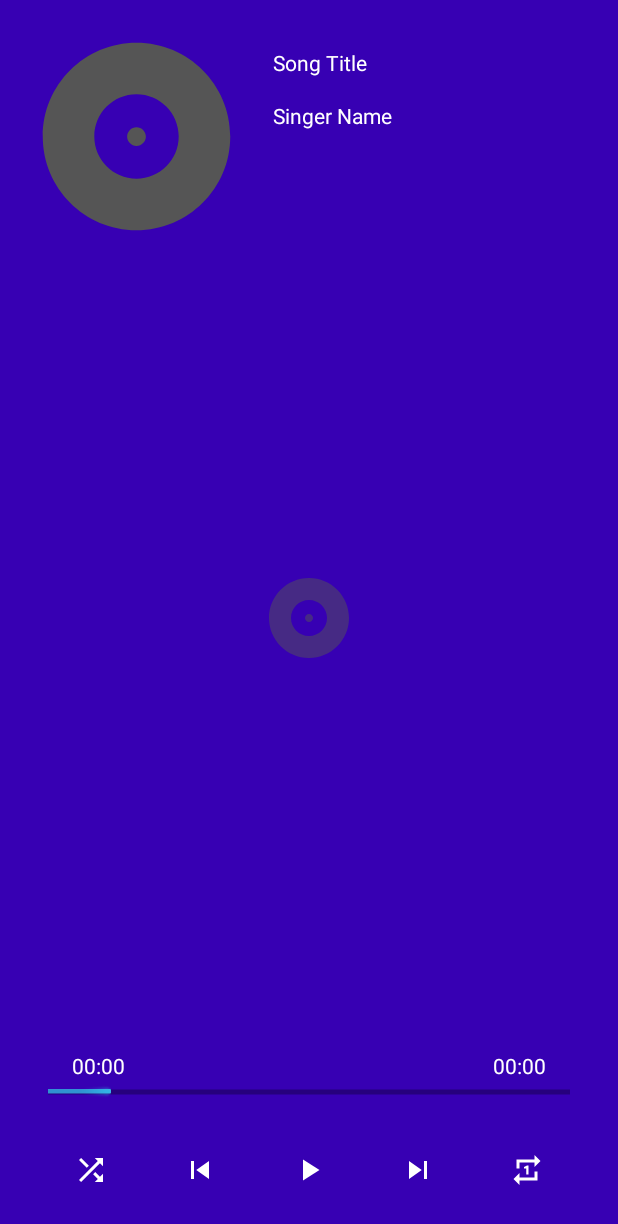
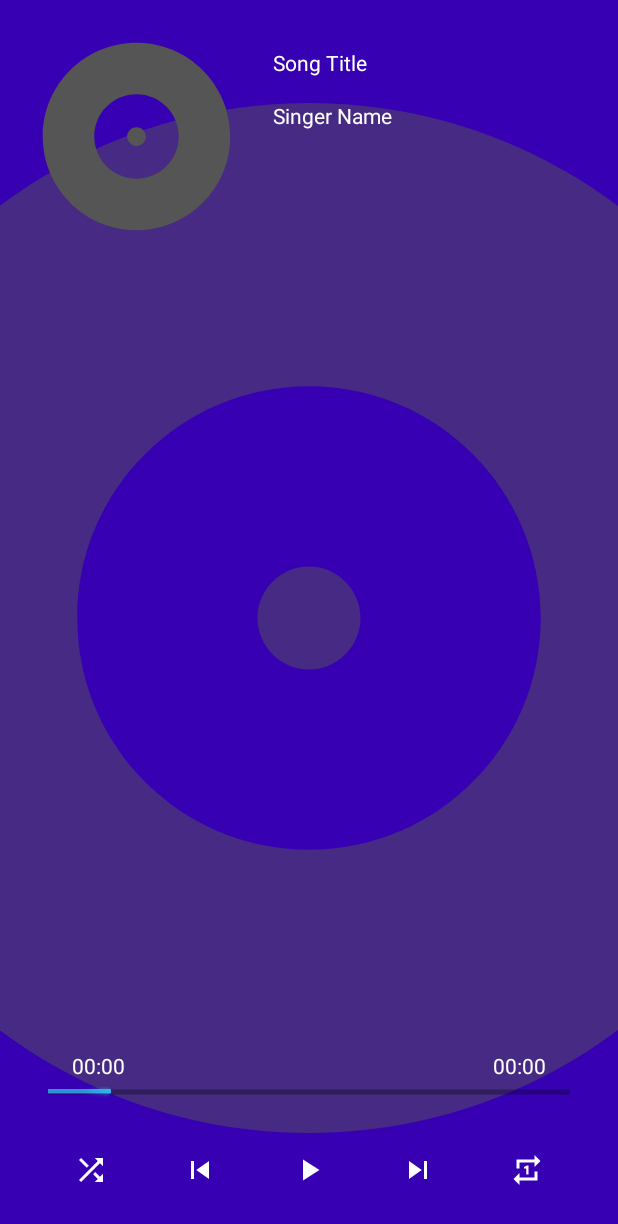
Before and after one commit to oprotsenko/IntelliAuto, an Android app: the layout fragment_now_playing.xml on its own in the app's theme, with its tools: preview values and no code run, on a phone screen of 412 x 824 dp. Shown: the top 1224 px of the screen. Run offline under Robolectric (Android 15) with nearby library versions, the phone set to English and light mode, and no system bars.

Commit message:
updated fragment_now_playing.xml

```diff
--- a/intelli-auto-hmi/media_player/src/main/res/layout/fragment_now_playing.xml
+++ b/intelli-auto-hmi/media_player/src/main/res/layout/fragment_now_playing.xml
@@ -13,7 +13,7 @@
         android:layout_width="match_parent"
         android:layout_height="match_parent"
         android:alpha=".5"
-        android:scaleType="center"
+        android:scaleType="centerCrop"
         android:src="@drawable/ic_album"
         app:layout_constraintStart_toStartOf="parent"
         app:layout_constraintTop_toTopOf="parent" />
```
